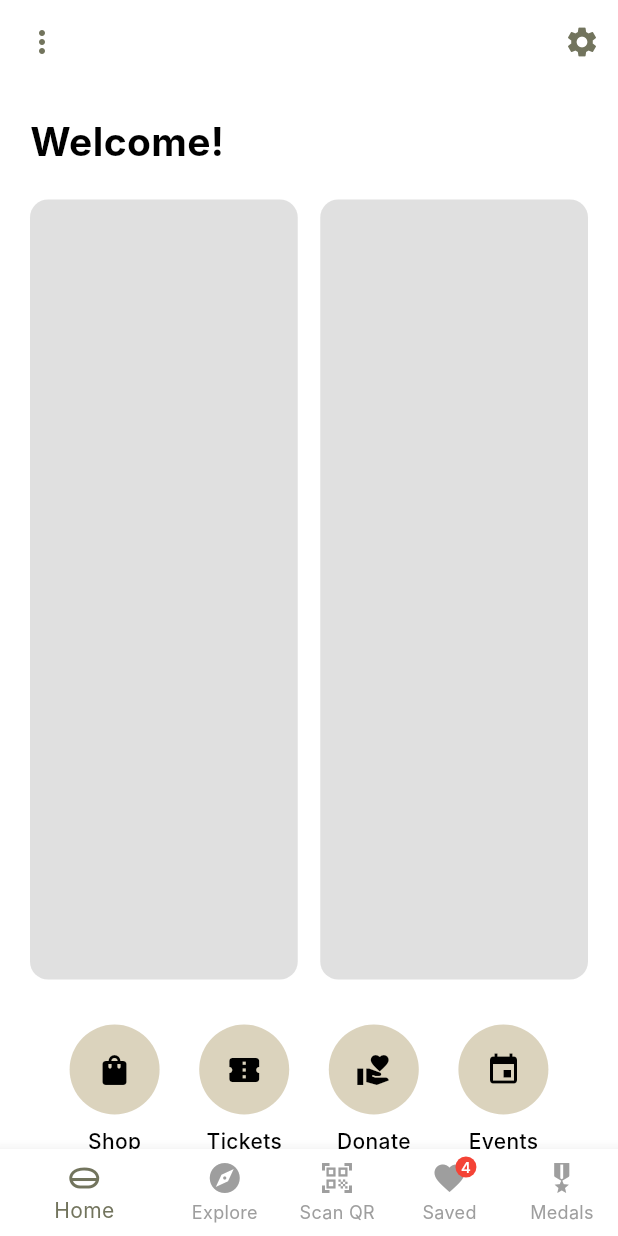
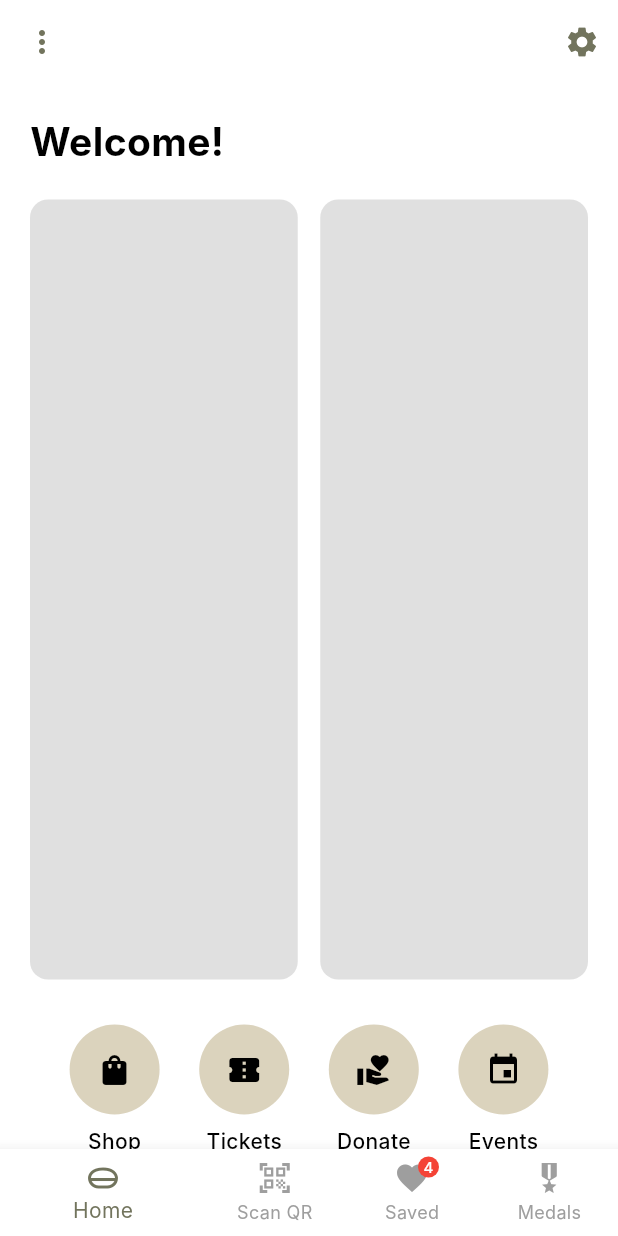
Before and after one commit to Damylb18/museumApp, a Flutter app: the HomePageTwo screen opened directly, item 2 of the bottom bar chosen, after a tap on the "arrow back" icon, on a phone screen of 412 x 824 dp. Run offline on Flutter 3.47's test engine with Material 3 defaults, Android fonts, the phone set to English and light mode, and no system bars; our stand-ins replace webview_flutter; missing offline and left inert: mobile_scanner, webview_flutter_wkwebview; Roboto replaces fonts that are missing (Inter).

Commit message:
Remove explore_screen.dart. -remove navigaton onTap and from the navi bar of the home_page_two.dart.

```diff
--- a/CMM-App/lib/screens/explore_screen.dart
+++ /dev/null
@@ -1,492 +0,0 @@
-import 'package:flutter/material.dart';
-import 'scan_qr_screen.dart';
-//testing push to github
-class ExploreScreen extends StatelessWidget {
-  const ExploreScreen({super.key});
-
-  @override
-  Widget build(BuildContext context) {
-    return Scaffold(
-      backgroundColor: Colors.white,
-      body: Center(
-        child: Container(
-          width: MediaQuery.of(context).size.width,
-          height: MediaQuery.of(context).size.height,
-          clipBehavior: Clip.antiAlias,
-          decoration: const BoxDecoration(color: Colors.white),
-          child: Stack(
-            children: [
-              // App bar with explore title and navigation buttons
-              Positioned(
-                left: 11,
-                top: 60,
-                child: Container(
-                  width: 371,
-                  height: 51,
-                  child: Stack(
-                    children: [
-                      // Back button
-                      Positioned(
-                        left: 0,
-                        top: 0,
-                        child: Container(
-                          width: 48,
-                          height: 48,
-                          decoration: const ShapeDecoration(
-                            color: Color(0xFF75775D),
-                            shape: OvalBorder(),
-                          ),
-                          child: IconButton(
-                            icon: const Icon(Icons.arrow_back, color: Colors.white),
-                            onPressed: () {
-                              Navigator.pop(context);
-                            },
-                          ),
-                        ),
-                      ),
-                      // Settings button
-                      Positioned(
-                        left: 323,
-                        top: 0,
-                        child: Container(
-                          width: 48,
-                          height: 48,
-                          decoration: const ShapeDecoration(
-                            color: Color(0xFF75775D),
-                            shape: OvalBorder(),
-                          ),
-                          child: IconButton(
-                            icon: const Icon(Icons.settings, color: Colors.white),
-                            onPressed: () {
-                              // TODO: Add settings action
-                            },
-                          ),
-                        ),
-                      ),
-                      // Page title
-                      const Positioned(
-                        left: 127,
-                        top: 11,
-                        child: Text(
-                          'Explore',
-                          textAlign: TextAlign.center,
-                          style: TextStyle(
-                            color: Colors.black,
-                            fontSize: 24,
-                            fontFamily: 'Inter',
-                            fontWeight: FontWeight.w700,
-                          ),
-                        ),
-                      ),
-                    ],
-                  ),
-                ),
-              ),
-
-              // War Room card
-              Positioned(
-                left: 10,
-                top: 137,
-                child: Container(
-                  width: 373,
-                  height: 168,
-                  decoration: ShapeDecoration(
-                    color: const Color(0xFFDCCFBB),
-                    shape: RoundedRectangleBorder(
-                      borderRadius: BorderRadius.circular(16),
-                    ),
-                  ),
-                  child: Stack(
-                    children: [
-                      // Close button
-                      Positioned(
-                        right: 14,
-                        top: 14,
-                        child: Container(
-                          width: 30,
-                          height: 29,
-                          decoration: const ShapeDecoration(
-                            color: Colors.black,
-                            shape: OvalBorder(),
-                          ),
-                          child: IconButton(
-                            icon: const Icon(Icons.close, color: Colors.white, size: 16),
-                            padding: EdgeInsets.zero,
-                            onPressed: () {
-                              // TODO: Add close action
-                            },
-                          ),
-                        ),
-                      ),
-
-                      // Image placeholder
-                      Positioned(
-                        left: 18,
-                        top: 145 - 137,
-                        child: Container(
-                          width: 83,
-                          height: 153,
-                          decoration: ShapeDecoration(
-                            color: Colors.white,
-                            shape: RoundedRectangleBorder(
-                              borderRadius: BorderRadius.circular(16),
-                            ),
-                          ),
-                          child: const Center(
-                            child: Icon(Icons.image, size: 40, color: Colors.grey),
-                          ),
-                        ),
-                      ),
-
-                      // Title
-                      const Positioned(
-                        left: 117 - 10,
-                        top: 156 - 137,
-                        child: Text(
-                          'War Room',
-                          style: TextStyle(
-                            color: Colors.black,
-                            fontSize: 20,
-                            fontFamily: 'Inter',
-                            fontWeight: FontWeight.w700,
-                          ),
-                        ),
-                      ),
-
-                      // Floor info
-                      const Positioned(
-                        left: 117 - 10,
-                        top: 184 - 137,
-                        child: Text(
-                          '(FLOOR -2A)',
-                          style: TextStyle(
-                            color: Colors.black,
-                            fontSize: 14,
-                            fontFamily: 'Inter',
-                            fontWeight: FontWeight.w400,
-                          ),
-                        ),
-                      ),
-
-                      // Divider line
-                      Positioned(
-                        left: 117 - 10,
-                        top: 221 - 137,
-                        child: Container(
-                          width: 253,
-                          height: 1,
-                          color: const Color.fromRGBO(0, 0, 0, 0.2),
-                        ),
-                      ),
-
-                      // Distance
-                      const Positioned(
-                        left: 117 - 10,
-                        top: 226 - 137,
-                        child: Text(
-                          '35m',
-                          style: TextStyle(
-                            color: Colors.black,
-                            fontSize: 20,
-                            fontFamily: 'Inter',
-                            fontWeight: FontWeight.w700,
-                          ),
-                        ),
-                      ),
-
-                      const Positioned(
-                        left: 117 - 10,
-                        top: 249 - 137,
-                        child: Text(
-                          'Distance',
-                          style: TextStyle(
-                            color: Colors.black,
-                            fontSize: 14,
-                            fontFamily: 'Inter',
-                            fontWeight: FontWeight.w400,
-                          ),
-                        ),
-                      ),
-
-                      // Time
-                      const Positioned(
-                        left: 197 - 10,
-                        top: 226 - 137,
-                        child: Text(
-                          '5 min',
-                          style: TextStyle(
-                            color: Colors.black,
-                            fontSize: 20,
-                            fontFamily: 'Inter',
-                            fontWeight: FontWeight.w700,
-                          ),
-                        ),
-                      ),
-
-                      const Positioned(
-                        left: 197 - 10,
-                        top: 249 - 137,
-                        child: Text(
-                          'Time',
-                          style: TextStyle(
-                            color: Colors.black,
-                            fontSize: 14,
-                            fontFamily: 'Inter',
-                            fontWeight: FontWeight.w400,
-                          ),
-                        ),
-                      ),
-
-                      // Steps
-                      const Positioned(
-                        left: 279 - 10,
-                        top: 226 - 137,
-                        child: Text(
-                          '5 of 20',
-                          style: TextStyle(
-                            color: Colors.black,
-                            fontSize: 20,
-                            fontFamily: 'Inter',
-                            fontWeight: FontWeight.w700,
-                          ),
-                        ),
-                      ),
-
-                      const Positioned(
-                        left: 279 - 10,
-                        top: 249 - 137,
-                        child: Text(
-                          'Steps',
-                          style: TextStyle(
-                            color: Colors.black,
-                            fontSize: 14,
-                            fontFamily: 'Inter',
-                            fontWeight: FontWeight.w400,
-                          ),
-                        ),
-                      ),
-                    ],
-                  ),
-                ),
-              ),
-
-              // Map markers
-              // Marker 1
-              Positioned(
-                left: 270,
-                top: 408,
-                child: Container(
-                  width: 32,
-                  height: 32,
-                  decoration: ShapeDecoration(
-                    color: const Color(0xFFB82F39),
-                    shape: RoundedRectangleBorder(
-                      borderRadius: BorderRadius.circular(18),
-                    ),
-                  ),
-                  child: const Center(
-                    child: Text(
-                      '1',
-                      textAlign: TextAlign.center,
-                      style: TextStyle(
-                        color: Colors.white,
-                        fontSize: 24,
-                        fontFamily: 'Inter',
-                        fontWeight: FontWeight.w700,
-                      ),
-                    ),
-                  ),
-                ),
-              ),
-
-              // Marker 2
-              Positioned(
-                left: 110,
-                top: 471,
-                child: Container(
-                  width: 32,
-                  height: 32,
-                  decoration: ShapeDecoration(
-                    color: const Color(0xFFB82F39),
-                    shape: RoundedRectangleBorder(
-                      borderRadius: BorderRadius.circular(18),
-                    ),
-                  ),
-                  child: const Center(
-                    child: Text(
-                      '2',
-                      textAlign: TextAlign.center,
-                      style: TextStyle(
-                        color: Colors.white,
-                        fontSize: 24,
-                        fontFamily: 'Inter',
-                        fontWeight: FontWeight.w700,
-                      ),
-                    ),
-                  ),
-                ),
-              ),
-
-              // Bottom navigation area
-              // Distance indicator
-              Positioned(
-                left: 104,
-                top: 753,
-                child: Container(
-                  width: 184,
-                  height: 62,
-                  decoration: ShapeDecoration(
-                    color: Colors.black,
-                    shape: RoundedRectangleBorder(
-                      borderRadius: BorderRadius.circular(16),
-                    ),
-                  ),
-                  child: Row(
-                    children: [
-                      // Direction icon container
-                      Padding(
-                        padding: const EdgeInsets.only(left: 9),
-                        child: Container(
-                          width: 45,
-                          height: 45,
-                          decoration: ShapeDecoration(
-                            color: Colors.white,
-                            shape: RoundedRectangleBorder(
-                              borderRadius: BorderRadius.circular(25),
-                            ),
-                          ),
-                          child: const Icon(
-                            Icons.arrow_upward,
-                            color: Colors.black,
-                          ),
-                        ),
-                      ),
-                      // Distance text
-                      Padding(
-                        padding: const EdgeInsets.only(left: 8),
-                        child: Column(
-                          crossAxisAlignment: CrossAxisAlignment.start,
-                          mainAxisAlignment: MainAxisAlignment.center,
-                          children: const [
-                            Text(
-                              '18 meters',
-                              style: TextStyle(
-                                color: Colors.white,
-                                fontSize: 14,
-                                fontFamily: 'Inter',
-                                fontWeight: FontWeight.w400,
-                              ),
-                            ),
-                            SizedBox(height: 4),
-                            Text(
-                              'Walking straight',
-                              style: TextStyle(
-                                color: Color(0xFF878383),
-                                fontSize: 14,
-                                fontFamily: 'Inter',
-                                fontWeight: FontWeight.w400,
-                              ),
-                            ),
-                          ],
-                        ),
-                      ),
-                    ],
-                  ),
-                ),
-              ),
-
-              // Bottom action buttons
-              // Discover button
-              Positioned(
-                left: 17,
-                top: 757,
-                child: Column(
-                  children: [
-                    Container(
-                      width: 48,
-                      height: 48,
-                      decoration: const ShapeDecoration(
-                        color: Color(0xFF75775D),
-                        shape: OvalBorder(),
-                      ),
-                      child: IconButton(
-                        icon: const Icon(Icons.explore, color: Colors.white),
-                        onPressed: () {
-                          // Already on discover/explore screen
-                        },
-                      ),
-                    ),
-                    const SizedBox(height: 4),
-                    const Text(
-                      'Discover',
-                      textAlign: TextAlign.center,
-                      style: TextStyle(
-                        color: Colors.black,
-                        fontSize: 14,
-                        fontFamily: 'Inter',
-                        fontWeight: FontWeight.w400,
-                      ),
-                    ),
-                  ],
-                ),
-              ),
-
-              // Scan QR button
-              Positioned(
-                left: 312,
-                top: 757,
-                child: Column(
-                  children: [
-                    Container(
-                      width: 48,
-                      height: 48,
-                      decoration: const ShapeDecoration(
-                        color: Color(0xFF75775D),
-                        shape: OvalBorder(),
-                      ),
-                      child: IconButton(
-                        icon: const Icon(Icons.qr_code_scanner, color: Colors.white),
-                        onPressed: () {
-                          // Navigate to the QR scan screen
-                          Navigator.push(
-                            context,
-                            MaterialPageRoute(builder: (context) => const ScanQRScreen()),
-                          );
-                        },
-                      ),
-                    ),
-                    const SizedBox(height: 4),
-                    const Text(
-                      'Scan QR',
-                      textAlign: TextAlign.center,
-                      style: TextStyle(
-                        color: Colors.black,
-                        fontSize: 14,
-                        fontFamily: 'Inter',
-                        fontWeight: FontWeight.w400,
-                      ),
-                    ),
-                  ],
-                ),
-              ),
-
-              // Home indicator
-              Positioned(
-                left: 129,
-                top: 841,
-                child: Container(
-                  width: 134,
-                  height: 5,
-                  decoration: BoxDecoration(
-                    color: const Color.fromRGBO(0, 0, 0, 0.3),
-                    borderRadius: BorderRadius.circular(100),
-                  ),
-                ),
-              ),
-            ],
-          ),
-        ),
-      ),
-    );
-  }
-}
--- a/CMM-App/lib/screens/home_page_two.dart
+++ b/CMM-App/lib/screens/home_page_two.dart
@@ -1,5 +1,4 @@
 import 'package:flutter/material.dart';
-import 'explore_screen.dart';
 import 'scan_qr_screen.dart';
 import 'webview_screen.dart';
 
@@ -86,11 +85,6 @@ class HomePageTwo extends StatelessWidget {
           if (index == 1) {
             Navigator.push(
               context,
-              MaterialPageRoute(builder: (context) => const ExploreScreen()),
-            );
-          } else if (index == 2) {
-            Navigator.push(
-              context,
               MaterialPageRoute(builder: (context) => const ScanQRScreen()),
             );
           }
@@ -99,10 +93,6 @@ class HomePageTwo extends StatelessWidget {
           BottomNavigationBarItem(
             icon: Icon(Icons.home_mini_rounded),
             label: 'Home',
-          ),
-          BottomNavigationBarItem(
-            icon: Icon(Icons.explore),
-            label: 'Explore',
           ),
           BottomNavigationBarItem(
             icon: Icon(Icons.qr_code_scanner),
```
